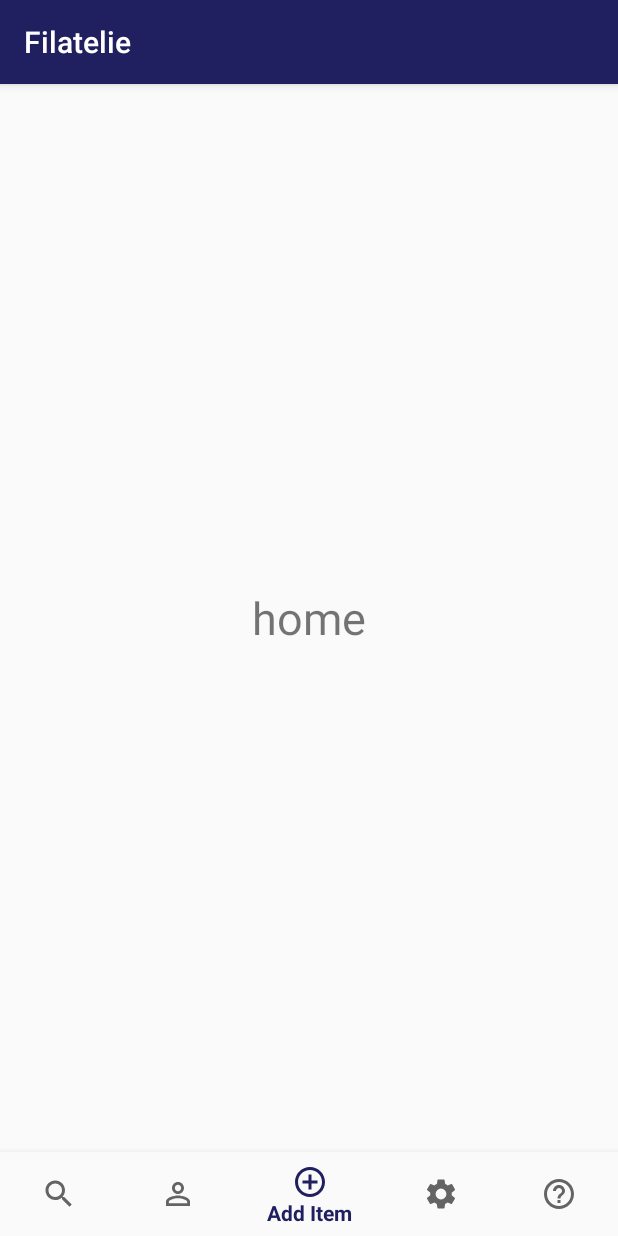
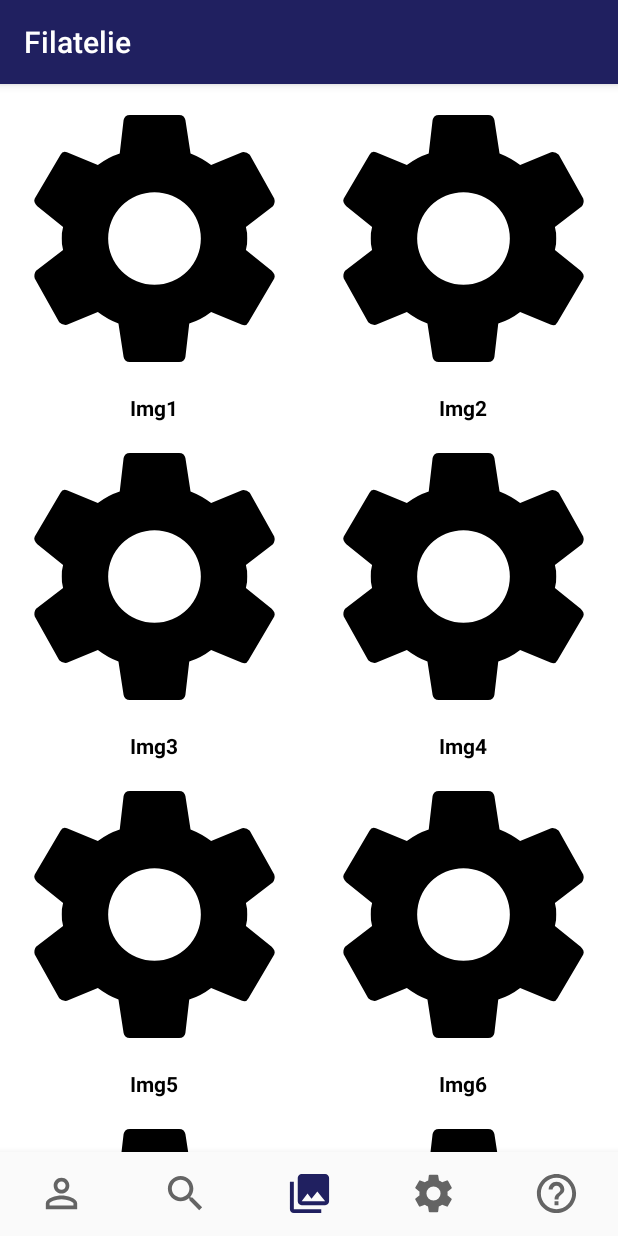
Before and after one commit to tungstencode/AndroidProject_Tema24_Filatelia, an Android app: the screen it shows after launch (MainActivity), on a phone screen of 412 x 824 dp. Run offline under Robolectric (Android 15) with nearby library versions, the phone set to English and light mode, and no system bars.

Commit message:
added recyclerview to put dummy photos in home_fragment

```diff
--- a/Filatelie3/app/src/main/AndroidManifest.xml
+++ b/Filatelie3/app/src/main/AndroidManifest.xml
@@ -1,6 +1,9 @@
 <?xml version="1.0" encoding="utf-8"?>
 <manifest xmlns:android="http://schemas.android.com/apk/res/android"
     package="com.partenie.alex.filatelie">
+
+    <uses-permission android:name="android.permission.WRITE_EXTERNAL_STORAGE" />
+    <uses-permission android:name="android.permission.READ_EXTERNAL_STORAGE" />
 
     <application
         android:allowBackup="true"
@@ -9,6 +12,7 @@
         android:roundIcon="@mipmap/ic_launcher_round"
         android:supportsRtl="true"
         android:theme="@style/AppTheme">
+        <activity android:name=".AddItemActivity"></activity>
         <activity android:name=".MainActivity">
             <intent-filter>
                 <action android:name="android.intent.action.MAIN" />
--- a/Filatelie3/app/src/main/java/com/partenie/alex/filatelie/HomeFragment.java
+++ b/Filatelie3/app/src/main/java/com/partenie/alex/filatelie/HomeFragment.java
@@ -1,20 +1,82 @@
 package com.partenie.alex.filatelie;
 
+import android.content.Intent;
 import android.os.Bundle;
 import android.view.LayoutInflater;
 import android.view.View;
 import android.view.ViewGroup;
+import android.widget.Button;
+import android.widget.Toast;
 
 import androidx.annotation.NonNull;
 import androidx.annotation.Nullable;
 import androidx.fragment.app.Fragment;
+import androidx.recyclerview.widget.GridLayoutManager;
+import androidx.recyclerview.widget.RecyclerView;
 
 import com.partenie.alex.filatelie.R;
+import com.partenie.alex.filatelie.util.CollectionItem;
+import com.partenie.alex.filatelie.util.CollectionItemAdapter;
+
+import java.util.ArrayList;
 
 public class HomeFragment extends Fragment {
+    Button button;
+    RecyclerView recyclerView;
+
+    private final String image_titles[] = {
+            "Img1",
+            "Img2",
+            "Img3",
+            "Img4",
+            "Img5",
+            "Img6",
+            "Img7",
+            "Img8",
+            "Img9",
+            "Img10",
+            "Img11",
+            "Img12",
+            "Img13",
+    };
+
+
     @Nullable
     @Override
     public View onCreateView(@NonNull LayoutInflater inflater, @Nullable ViewGroup container, @Nullable Bundle savedInstanceState) {
-        return inflater.inflate(R.layout.fragment_home, container, false);
+
+        View view = inflater.inflate(R.layout.fragment_home, container, false);
+
+        recyclerView=view.findViewById(R.id.recycler_view_gallery);
+
+        RecyclerView.LayoutManager layoutManager = new GridLayoutManager(view.getContext(),2);
+        recyclerView.setLayoutManager(layoutManager);
+        ArrayList<CollectionItem> createLists = prepareData();
+        CollectionItemAdapter adapter = new CollectionItemAdapter(getContext(), createLists);
+        recyclerView.setAdapter(adapter);
+
+//        button=view.findViewById(R.id.add_itembut);
+//        button.setOnClickListener(new View.OnClickListener() {
+//            @Override
+//            public void onClick(View view) {
+//                Toast.makeText(getActivity(),"lol",Toast.LENGTH_LONG).show();
+//                Intent intent=new Intent(getContext(),AddItemActivity.class);
+//                startActivityForResult(intent,200);
+//            }
+//        });
+        return view;
+    }
+
+
+    private ArrayList<CollectionItem> prepareData(){
+
+        ArrayList<CollectionItem> theimage = new ArrayList<>();
+        for(int i = 0; i< image_titles.length; i++){
+            CollectionItem collectionItem = new CollectionItem();
+            collectionItem.setName(image_titles[i]);
+//            collectionItem.setImgLocation(image_ids[i]);
+            theimage.add(collectionItem);
+        }
+        return theimage;
     }
 }
--- /dev/null
+++ b/Filatelie3/app/src/main/java/com/partenie/alex/filatelie/util/CollectionItemAdapter.java
@@ -0,0 +1,57 @@
+package com.partenie.alex.filatelie.util;
+
+
+
+import android.content.Context;
+import android.view.LayoutInflater;
+import android.view.View;
+import android.view.ViewGroup;
+import android.widget.ImageView;
+import android.widget.TextView;
+
+import androidx.annotation.NonNull;
+import androidx.recyclerview.widget.RecyclerView;
+
+import com.partenie.alex.filatelie.R;
+
+import java.util.ArrayList;
+
+public class CollectionItemAdapter extends  RecyclerView.Adapter<CollectionItemAdapter.ViewHolder> {
+    private ArrayList<CollectionItem> galleryList;
+    private Context context;
+
+    public CollectionItemAdapter(Context context, ArrayList<CollectionItem> galleryList) {
+        this.galleryList = galleryList;
+        this.context = context;
+    }
+
+    @NonNull
+    @Override
+    public CollectionItemAdapter.ViewHolder onCreateViewHolder(@NonNull ViewGroup parent, int viewType) {
+        View view = LayoutInflater.from(parent.getContext()).inflate(R.layout.collection_item_layout, parent, false);
+        return new ViewHolder(view);
+    }
+
+    @Override
+    public void onBindViewHolder(@NonNull CollectionItemAdapter.ViewHolder holder, int position) {
+        holder.title.setText(galleryList.get(position).getName());
+        holder.img.setScaleType(ImageView.ScaleType.CENTER_CROP);
+        holder.img.setImageResource(R.drawable.ic_settings_black_24dp);  //(galleryList.get(position).getImgLocation())
+    }
+
+    @Override
+    public int getItemCount() {
+        return galleryList.size();
+    }
+
+    public class ViewHolder extends RecyclerView.ViewHolder{
+        private TextView title;
+        private ImageView img;
+        public ViewHolder(View view) {
+            super(view);
+
+            title = (TextView)view.findViewById(R.id.title);
+            img = (ImageView) view.findViewById(R.id.img);
+        }
+    }
+}
--- /dev/null
+++ b/Filatelie3/app/src/main/res/drawable/ic_close_white_24dp.xml
@@ -0,0 +1,5 @@
+<vector android:height="24dp" android:tint="#FFFFFF"
+    android:viewportHeight="24.0" android:viewportWidth="24.0"
+    android:width="24dp" xmlns:android="http://schemas.android.com/apk/res/android">
+    <path android:fillColor="#FF000000" android:pathData="M19,6.41L17.59,5 12,10.59 6.41,5 5,6.41 10.59,12 5,17.59 6.41,19 12,13.41 17.59,19 19,17.59 13.41,12z"/>
+</vector>
--- /dev/null
+++ b/Filatelie3/app/src/main/res/drawable/ic_photo_library_black_24dp.xml
@@ -0,0 +1,9 @@
+<vector xmlns:android="http://schemas.android.com/apk/res/android"
+        android:width="24dp"
+        android:height="24dp"
+        android:viewportWidth="24.0"
+        android:viewportHeight="24.0">
+    <path
+        android:fillColor="#FF000000"
+        android:pathData="M22,16L22,4c0,-1.1 -0.9,-2 -2,-2L8,2c-1.1,0 -2,0.9 -2,2v12c0,1.1 0.9,2 2,2h12c1.1,0 2,-0.9 2,-2zM11,12l2.03,2.71L16,11l4,5L8,16l3,-4zM2,6v14c0,1.1 0.9,2 2,2h14v-2L4,20L4,6L2,6z"/>
+</vector>
--- a/Filatelie3/app/src/main/res/layout/activity_main.xml
+++ b/Filatelie3/app/src/main/res/layout/activity_main.xml
@@ -17,6 +17,8 @@
         android:layout_width="match_parent"
         android:layout_height="wrap_content"
         android:layout_alignParentBottom="true"
+        app:labelVisibilityMode="unlabeled"
+        app:itemIconSize="14pt"
         android:background="?android:attr/windowBackground"
         app:menu="@menu/bottom_navigation" />
 
--- /dev/null
+++ b/Filatelie3/app/src/main/res/layout/collection_item_layout.xml
@@ -0,0 +1,19 @@
+<?xml version="1.0" encoding="utf-8"?>
+<LinearLayout xmlns:android="http://schemas.android.com/apk/res/android"
+    android:orientation="vertical"
+    android:background="#FFFFFF"
+    android:layout_width="match_parent"
+    android:layout_height="wrap_content">
+    <ImageView
+        android:id="@+id/img"
+        android:adjustViewBounds="true"
+        android:layout_width="match_parent"
+        android:layout_height="wrap_content" />
+    <TextView
+        android:id="@+id/title"
+        android:layout_gravity="center"
+        android:textColor="#000"
+        android:textStyle="bold"
+        android:layout_width="wrap_content"
+        android:layout_height="wrap_content" />
+</LinearLayout>
--- a/Filatelie3/app/src/main/res/layout/fragment_home.xml
+++ b/Filatelie3/app/src/main/res/layout/fragment_home.xml
@@ -4,11 +4,24 @@
     android:layout_width="match_parent"
     android:layout_height="match_parent">
 
-    <TextView
-        android:layout_width="wrap_content"
-        android:layout_height="wrap_content"
-        android:text="home"
-        android:textSize="30dp"
-        android:layout_centerInParent="true"/>
+    <androidx.recyclerview.widget.RecyclerView
+        android:id="@+id/recycler_view_gallery"
+        android:layout_width="match_parent"
+        android:layout_height="match_parent" />
+
+<!--    <TextView-->
+<!--        android:layout_width="wrap_content"-->
+<!--        android:layout_height="wrap_content"-->
+<!--        android:text="home"-->
+<!--        android:textSize="30dp"-->
+<!--        android:layout_centerInParent="true"/>-->
+<!--    <Button-->
+<!--        android:layout_alignParentBottom="true"-->
+<!--        android:layout_centerInParent="true"-->
+<!--        android:layout_marginBottom="200dp"-->
+<!--        android:id="@+id/add_itembut"-->
+<!--        android:layout_width="wrap_content"-->
+<!--        android:layout_height="wrap_content"-->
+<!--        android:text="additem" />-->
 
 </RelativeLayout>
--- a/Filatelie3/app/src/main/res/menu/bottom_navigation.xml
+++ b/Filatelie3/app/src/main/res/menu/bottom_navigation.xml
@@ -2,24 +2,25 @@
 <menu xmlns:android="http://schemas.android.com/apk/res/android">
 
     <item
+        android:id="@+id/profile"
+        android:icon="@drawable/ic_person_outline_black_24dp"
+        android:title="@string/profile" />
+    <item
         android:id="@+id/search"
         android:icon="@drawable/ic_search_black_24dp"
         android:title="@string/search" />
-    <item
-        android:id="@+id/profile"
-        android:icon="@drawable/ic_person_outline_black_24dp"
-        android:title="@string/profile"/>
+
     <item
         android:id="@+id/add_item"
-        android:icon="@drawable/ic_add_circle_outline_black_24dp"
-        android:title="@string/add_item"/>
+        android:icon="@drawable/ic_photo_library_black_24dp"
+        android:title="@string/add_item" />
     <item
         android:id="@+id/settings"
         android:icon="@drawable/ic_settings_black_24dp"
-        android:title="@string/settings"/>
+        android:title="@string/settings" />
     <item
         android:id="@+id/help"
         android:icon="@drawable/ic_help_outline_black_24dp"
-        android:title="@string/help"/>
+        android:title="@string/help" />
 
 </menu>
--- a/Filatelie3/app/src/main/res/values/strings.xml
+++ b/Filatelie3/app/src/main/res/values/strings.xml
@@ -5,4 +5,5 @@
     <string name="add_item">Add Item</string>
     <string name="settings">Settings</string>
     <string name="help">Help</string>
+    <string name="add_item_app_bar_title">Add new item</string>
 </resources>
```
Also changed, not shown: Filatelie3/app/src/main/java/com/partenie/alex/filatelie/AddItemActivity.java (added, +40 -0 lines), Filatelie3/app/src/main/java/com/partenie/alex/filatelie/MainActivity.java (+9 -8 lines), Filatelie3/app/src/main/java/com/partenie/alex/filatelie/util/CollectionItem.java (added, +182 -0 lines), Filatelie3/app/src/main/res/layout/activity_add_item.xml (added, +9 -0 lines), 290 other files.
